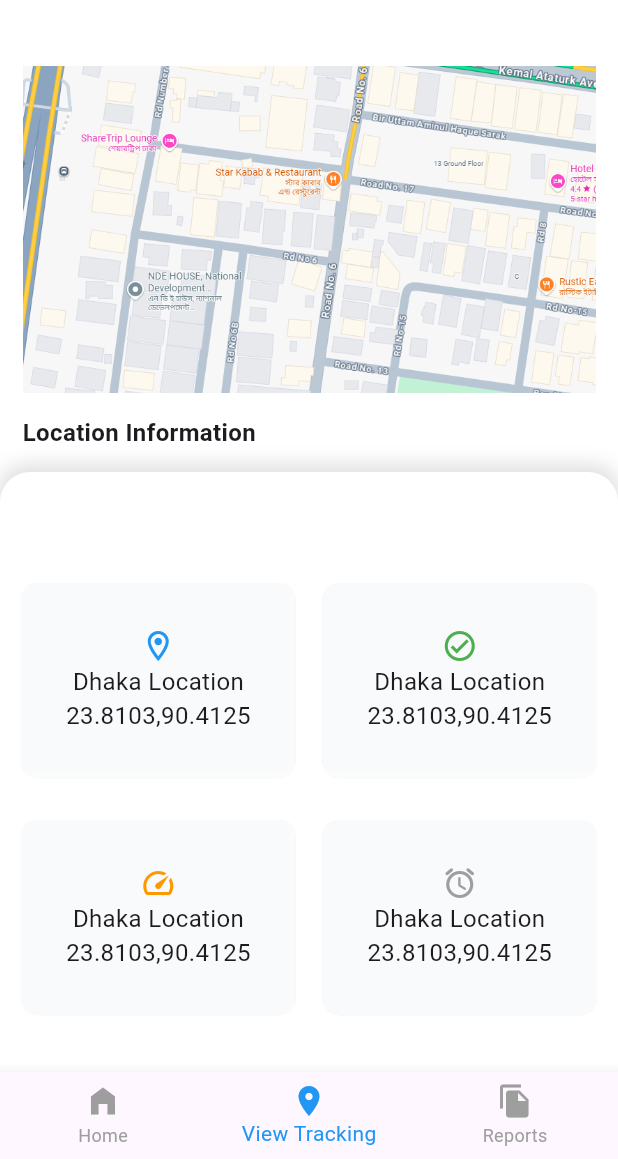
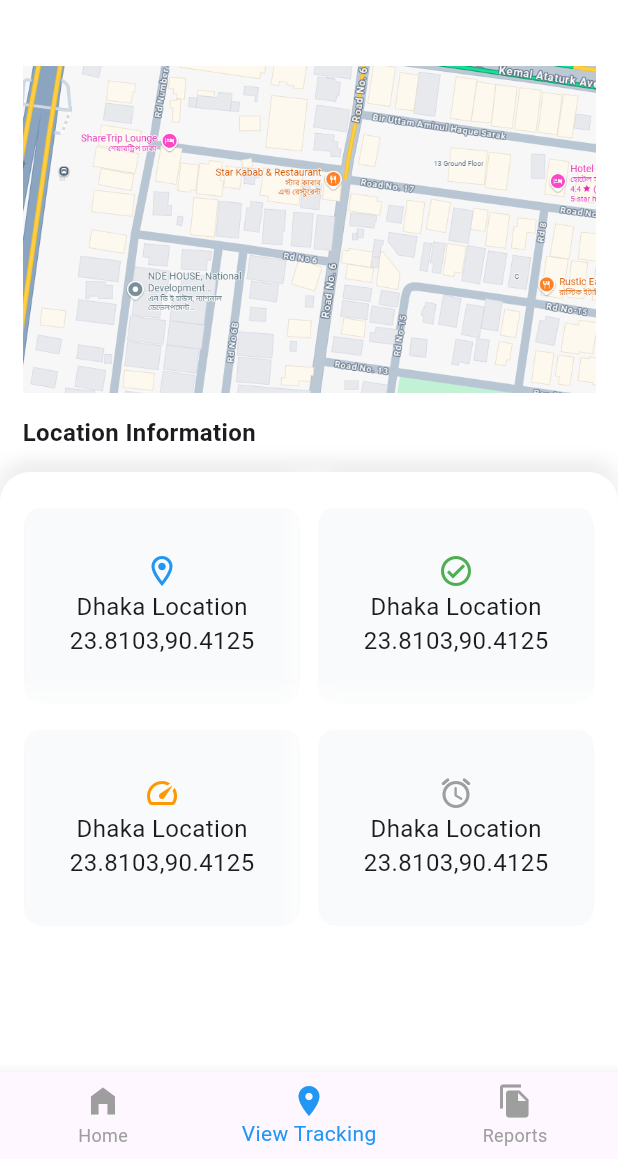
Before and after one commit to MTS-Services/urgmed_Biometric-_Scan_App, a Flutter app: the screen it shows after launch, item 2 of the bottom bar chosen, on a phone screen of 412 x 824 dp, the part 77-1236 px from its top. Run offline on Flutter 3.47's test engine with Material 3 defaults, Android fonts, the phone set to English and light mode, and no system bars; our stand-ins replace get, local_auth.

Commit message:
complete project

```diff
--- a/lib/view/controller/bottom_nav_controller.dart
+++ b/lib/view/controller/bottom_nav_controller.dart
@@ -9,10 +9,10 @@ import '../screen/reports_screen.dart';
 
 class BottomNavController extends GetxController {
   var selectedIndex = 0.obs;
-  final List<Widget> pages = const [
+  final List<Widget> pages = [
     DashBordScreen(),
-    LocationScreen(),
-    ReportsScreen(),
+    const LocationScreen(),
+    const ReportsScreen(),
   ];
   void changeIndex(int index) {
     selectedIndex.value = index;
--- a/lib/view/screen/location_screen.dart
+++ b/lib/view/screen/location_screen.dart
@@ -15,7 +15,7 @@ class LocationScreen extends StatelessWidget {
       appBar: customAppBar(),
       body: Stack(
         children: [
-          Padding(
+          SingleChildScrollView(
             padding: const EdgeInsets.symmetric(horizontal: 15, vertical: 15),
             child: Column(
               crossAxisAlignment: CrossAxisAlignment.start,
@@ -27,15 +27,15 @@ class LocationScreen extends StatelessWidget {
                   "Location Information",
                   style: TextStyle(fontSize: 16, fontWeight: FontWeight.bold),
                 ),
+                SizedBox(height: 420), // extra space to prevent overlap
               ],
             ),
           ),
-          // Fixed bottom sheet like container
           Positioned(
             left: 0,
             right: 0,
             bottom: 0,
-            height: 400, // fixed height as you used before
+            height: 400,
             child: Container(
               padding: EdgeInsets.all(10),
               decoration: BoxDecoration(
@@ -55,39 +55,47 @@ class LocationScreen extends StatelessWidget {
               ),
               child: Column(
                 children: [
-                  SizedBox(height: 50,),
+
                   Row(
                     mainAxisAlignment: MainAxisAlignment.spaceBetween,
                     children: [
-                      LocationInfoCard(
+                      Expanded(
+                        child: LocationInfoCard(
                           coordinates: "23.8103,90.4125",
                           title: "Dhaka Location",
                           icon: Icons.location_on_outlined,
                           iconColor: Colors.blue,
                         ),
-                      LocationInfoCard(
+                      ),
+                      Expanded(
+                        child: LocationInfoCard(
                           icon: Icons.check_circle_outline_outlined,
                           coordinates: "23.8103,90.4125",
                           title: "Dhaka Location",
                           iconColor: Colors.green,
+                        ),
                       )
                     ],
                   ),
-                  SizedBox(height: 10),
+
                   Row(
                     mainAxisAlignment: MainAxisAlignment.spaceBetween,
                     children: [
-                      LocationInfoCard(
+                      Expanded(
+                        child: LocationInfoCard(
                           coordinates: "23.8103,90.4125",
                           title: "Dhaka Location",
                           icon: Icons.speed,
                           iconColor: Colors.orange,
                         ),
-                      LocationInfoCard(
+                      ),
+                      Expanded(
+                        child: LocationInfoCard(
                           coordinates: "23.8103,90.4125",
                           title: "Dhaka Location",
                           icon: Icons.alarm_rounded,
                           iconColor: Colors.grey,
+                        ),
                       )
                     ],
                   ),
@@ -97,6 +105,7 @@ class LocationScreen extends StatelessWidget {
           ),
         ],
       ),
+
     );
   }
 }
--- a/pubspec.yaml
+++ b/pubspec.yaml
@@ -15,6 +15,7 @@ dependencies:
 
   cupertino_icons: ^1.0.8
   get: ^4.7.2
+  local_auth: ^2.3.0
 
 dev_dependencies:
   flutter_test:
```
Also changed, not shown: lib/services/searvice.dart (added, +39 -0 lines), lib/view/screen/dash_bord_screen.dart (+105 -17 lines), lib/view/widget/order_card_widget.dart (+5 -4 lines), pubspec.lock, 7 other files. Lines whose indentation alone changed are shown as unchanged.
